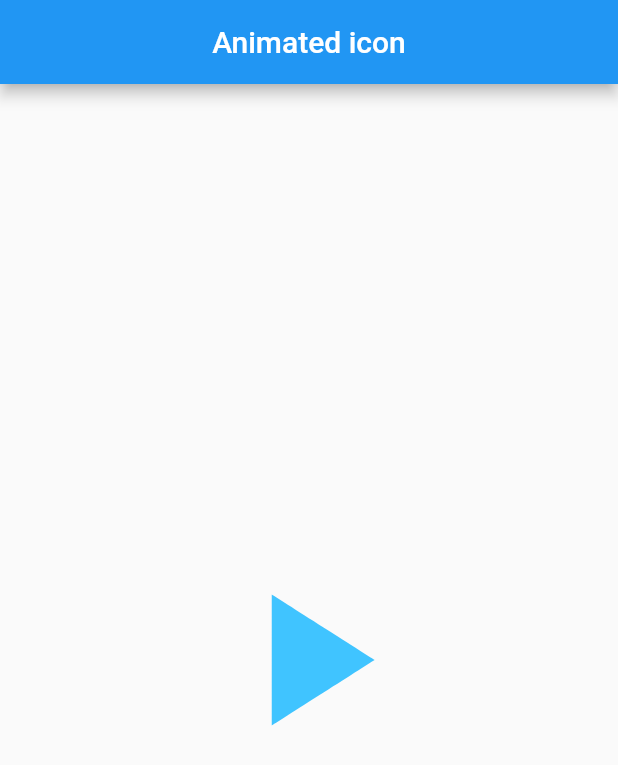
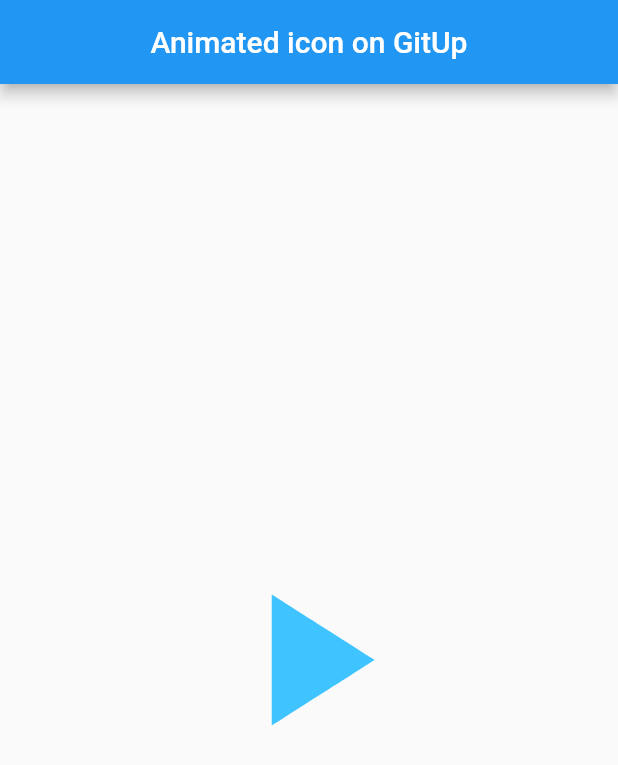
Before and after one commit to Hassan-Reza208/flutter_animation_project, a Flutter app: the screen it shows after launch, on a phone screen of 412 x 824 dp. Shown: the top 765 px of the screen. Run offline on Flutter 3.47's test engine with Material 2 defaults, Android fonts, the phone set to English and light mode, and no system bars; our stand-ins replace flip_card.

Commit message:
last changed

```diff
--- a/lib/animated_icon.dart
+++ b/lib/animated_icon.dart
@@ -36,7 +36,7 @@ class _AnimatedIconPageState extends State<AnimatedIconPage> with TickerProvider
   @override
   Widget build(BuildContext context) =>Scaffold(
     appBar: AppBar(
-      title: Text('Animated icon'),
+      title: Text('Animated icon on GitUp'),
       centerTitle: true,
     ),
     body: Center(
--- a/lib/main.dart
+++ b/lib/main.dart
@@ -17,7 +17,7 @@ class MyApp extends StatelessWidget {
   Widget build(BuildContext context) {
     return MaterialApp(
       debugShowCheckedModeBanner: false,
-      title: 'Flutter Demo',
+      title: 'Flutter Animation Icon',
       theme: ThemeData(
         primarySwatch: Colors.blue,
       ),
```
